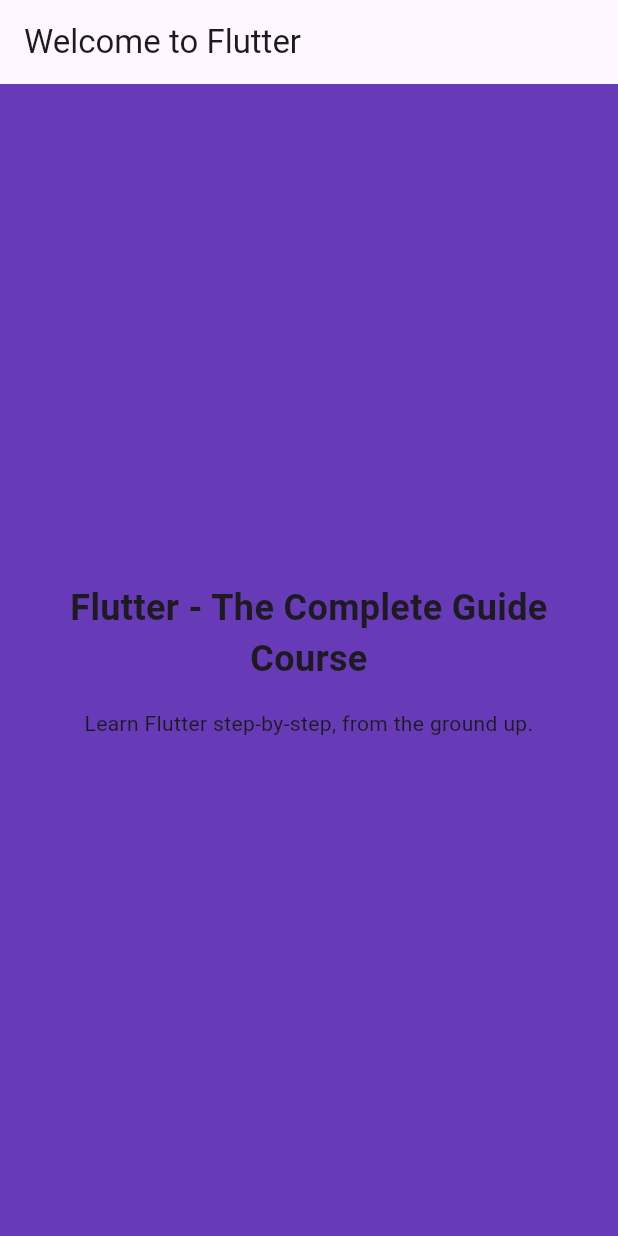
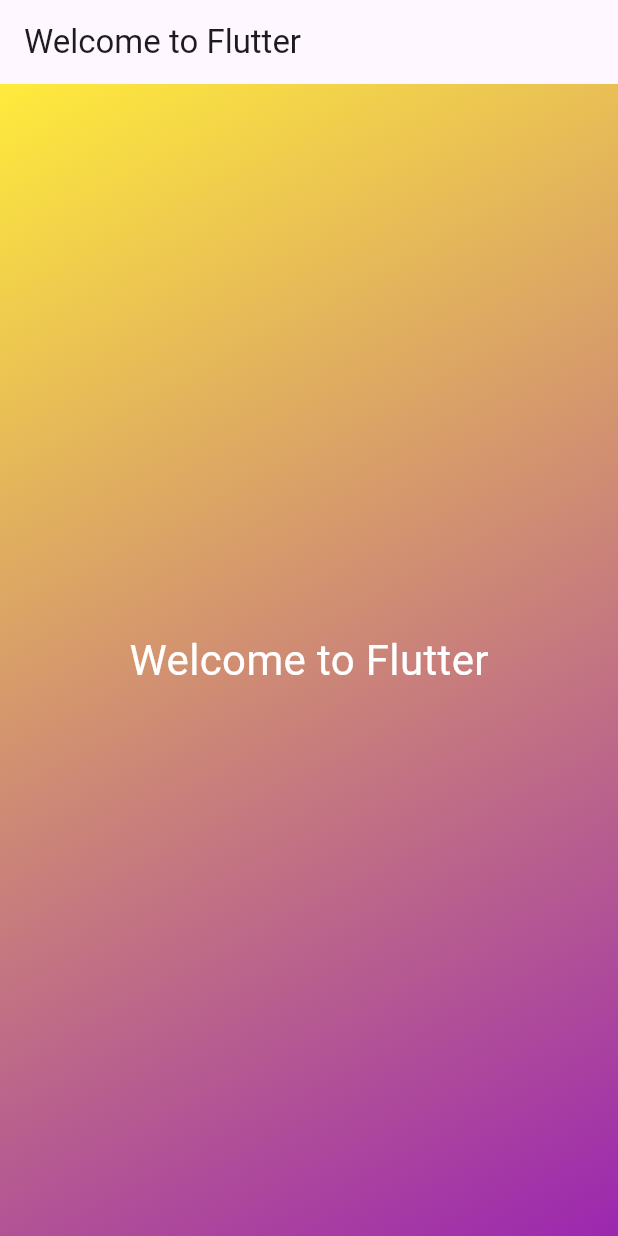
Before and after one commit to yonggipo/first_app, a Flutter app: the screen it shows after launch, on a phone screen of 412 x 824 dp. Run offline on Flutter 3.47's test engine with Material 3 defaults, Android fonts, the phone set to English and light mode, and no system bars.

Commit message:
text color, font

```diff
--- a/lib/main.dart
+++ b/lib/main.dart
@@ -14,46 +14,54 @@ class MyApp extends StatelessWidget {
       title: 'Flutter First App',
       theme: ThemeData(useMaterial3: true),
       home: Scaffold(
-        // body: Container(
-        //   decoration: const BoxDecoration(
-        //     gradient: LinearGradient(
-        //       colors: [
-        //         Colors.yellow,
-        //         Colors.purple,
-        //       ],
-        //       begin: Alignment.topLeft,
-        //       end: Alignment.bottomRight,
-        //     ),
-        //   ),
-        //   child: const Text('Welcome to Flutter'),
-        // ),
+        body: Container(
+          decoration: const BoxDecoration(
+            gradient: LinearGradient(
+              colors: [
+                Colors.yellow,
+                Colors.purple,
+              ],
+              begin: Alignment.topLeft,
+              end: Alignment.bottomRight,
+            ),
+          ),
+          child: const Center(
+            child: Text(
+              'Welcome to Flutter',
+              style: TextStyle(
+                color: Colors.white,
+                fontSize: 28,
+              ),
+            ),
+          ),
+        ),
         backgroundColor: Colors.deepPurple,
         appBar: AppBar(
           title: const Text('Welcome to Flutter'),
         ),
-        body: Container(
-          width: double.infinity,
-          padding: const EdgeInsets.all(12),
-          child: const Column(
-            mainAxisAlignment: MainAxisAlignment.center,
-            crossAxisAlignment: CrossAxisAlignment.center,
-            children: [
-              Text(
-                'Flutter - The Complete Guide Course',
-                textAlign: TextAlign.center,
-                style: TextStyle(
-                  fontSize: 24,
-                  fontWeight: FontWeight.bold,
-                ),
-              ),
-              SizedBox(height: 16),
-              Text(
-                'Learn Flutter step-by-step, from the ground up.',
-                textAlign: TextAlign.center,
-              ),
-            ],
-          ),
-        ),
+        // body: Container(
+        //   width: double.infinity,
+        //   padding: const EdgeInsets.all(12),
+        //   child: const Column(
+        //     mainAxisAlignment: MainAxisAlignment.center,
+        //     crossAxisAlignment: CrossAxisAlignment.center,
+        //     children: [
+        //       Text(
+        //         'Flutter - The Complete Guide Course',
+        //         textAlign: TextAlign.center,
+        //         style: TextStyle(
+        //           fontSize: 24,
+        //           fontWeight: FontWeight.bold,
+        //         ),
+        //       ),
+        //       SizedBox(height: 16),
+        //       Text(
+        //         'Learn Flutter step-by-step, from the ground up.',
+        //         textAlign: TextAlign.center,
+        //       ),
+        //     ],
+        //   ),
+        // ),
       ),
     );
   }
```
